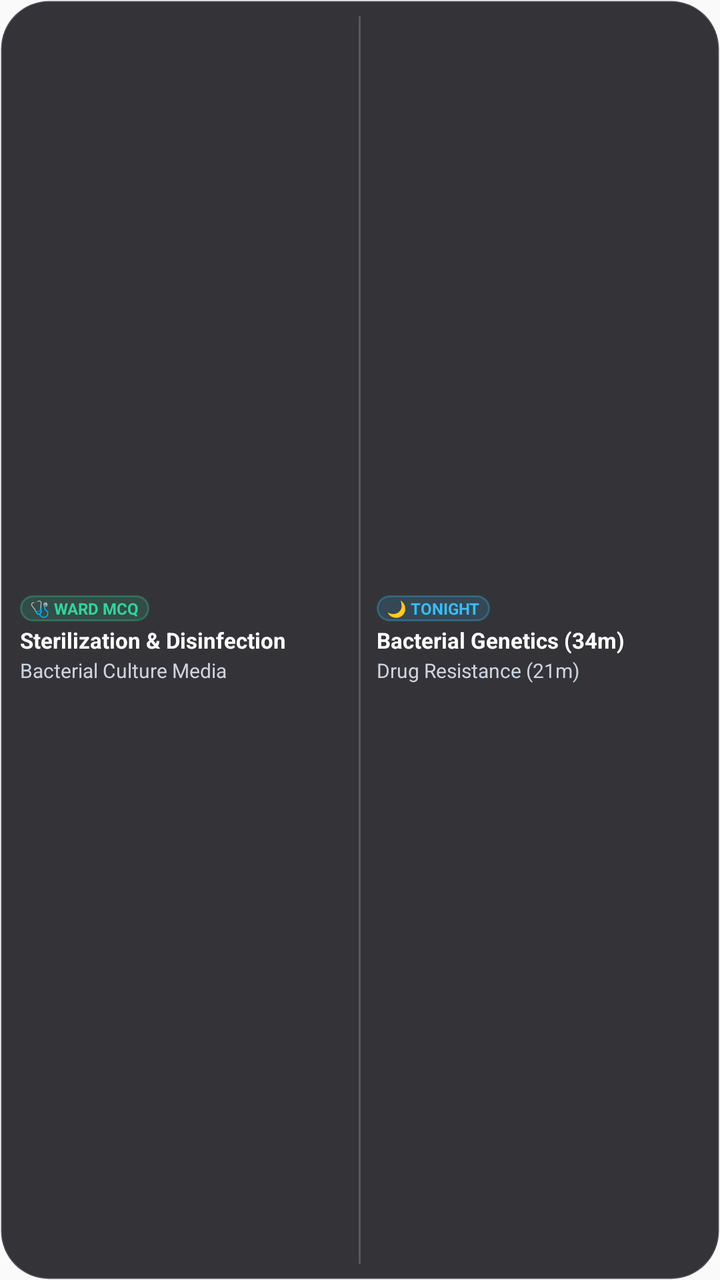
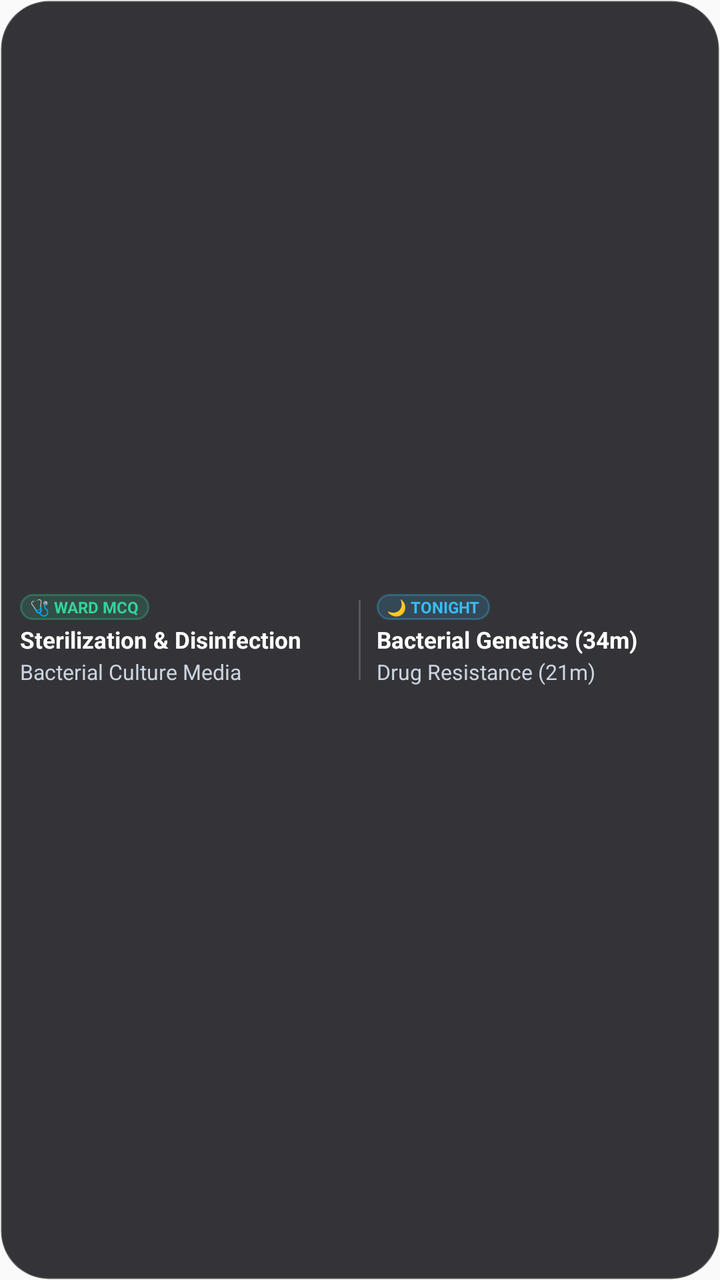

Screens rendered from an Android XML layout before and after an edit, with the pre-edit source and the edit as a unified diff.
<!-- AndroidManifest.xml: application theme AppTheme -->
<!-- res/layout/widget_4x1_layout.xml -->
<?xml version="1.0" encoding="utf-8"?>
<LinearLayout xmlns:android="http://schemas.android.com/apk/res/android"
    android:id="@+id/widget_container"
    android:layout_width="match_parent"
    android:layout_height="match_parent"
    android:background="@drawable/widget_bg"
    android:orientation="horizontal"
    android:gravity="center_vertical"
    android:baselineAligned="false"
    android:paddingLeft="10dp"
    android:paddingRight="10dp"
    android:paddingTop="4dp"
    android:paddingBottom="4dp"
    android:paddingStart="10dp"
    android:paddingEnd="10dp">

    
    <LinearLayout
        android:id="@+id/card_ward_mcqs"
        android:layout_width="0dp"
        android:layout_height="match_parent"
        android:layout_weight="1"
        android:layout_marginEnd="8dp"
        android:layout_marginRight="8dp"
        android:gravity="center_vertical"
        android:orientation="vertical">

        
        <TextView
            android:layout_width="wrap_content"
            android:layout_height="wrap_content"
            android:background="@drawable/widget_badge_emerald_bg"
            android:paddingLeft="5dp"
            android:paddingRight="5dp"
            android:paddingStart="5dp"
            android:paddingEnd="5dp"
            android:paddingTop="1dp"
            android:paddingBottom="1dp"
            android:text="🩺 WARD MCQ"
            android:textColor="#34D399"
            android:textSize="8sp"
            android:textStyle="bold" />

        
        <TextView
            android:id="@+id/widget_mcq_ch1"
            android:layout_width="match_parent"
            android:layout_height="wrap_content"
            android:layout_marginTop="2dp"
            android:ellipsize="end"
            android:maxLines="1"
            android:text="Sterilization &amp; Disinfection"
            android:textColor="#FFFFFF"
            android:textSize="11sp"
            android:textStyle="bold" />

        
        <TextView
            android:id="@+id/widget_mcq_ch2"
            android:layout_width="match_parent"
            android:layout_height="wrap_content"
            android:layout_marginTop="1dp"
            android:ellipsize="end"
            android:maxLines="1"
            android:text="Bacterial Culture Media"
            android:textColor="#CBD5E1"
            android:textSize="10sp" />
    </LinearLayout>

    
    <ImageView
        android:id="@+id/widget_center_divider"
        android:layout_width="1dp"
        android:layout_height="match_parent"
        android:layout_marginTop="4dp"
        android:layout_marginBottom="4dp"
        android:background="#2EFFFFFF"
        android:contentDescription="@null" />

    
    <LinearLayout
        android:id="@+id/card_tonight_videos"
        android:layout_width="0dp"
        android:layout_height="match_parent"
        android:layout_weight="1"
        android:layout_marginStart="8dp"
        android:layout_marginLeft="8dp"
        android:gravity="center_vertical"
        android:orientation="vertical">

        
        <TextView
            android:layout_width="wrap_content"
            android:layout_height="wrap_content"
            android:background="@drawable/widget_badge_bg"
            android:paddingLeft="5dp"
            android:paddingRight="5dp"
            android:paddingStart="5dp"
            android:paddingEnd="5dp"
            android:paddingTop="1dp"
            android:paddingBottom="1dp"
            android:text="🌙 TONIGHT"
            android:textColor="#38BDF8"
            android:textSize="8sp"
            android:textStyle="bold" />

        
        <TextView
            android:id="@+id/widget_video_ch1"
            android:layout_width="match_parent"
            android:layout_height="wrap_content"
            android:layout_marginTop="2dp"
            android:ellipsize="end"
            android:maxLines="1"
            android:text="Bacterial Genetics (34m)"
            android:textColor="#FFFFFF"
            android:textSize="11sp"
            android:textStyle="bold" />

        
        <TextView
            android:id="@+id/widget_video_ch2"
            android:layout_width="match_parent"
            android:layout_height="wrap_content"
            android:layout_marginTop="1dp"
            android:ellipsize="end"
            android:maxLines="1"
            android:text="Drug Resistance (21m)"
            android:textColor="#CBD5E1"
            android:textSize="10sp" />
    </LinearLayout>

</LinearLayout>
<!-- resources referenced by this layout -->
<resources>
  <!-- drawable widget_badge_bg (drawable) -->
  <?xml version="1.0" encoding="utf-8"?>
  <shape xmlns:android="http://schemas.android.com/apk/res/android"
      android:shape="rectangle">
      <solid android:color="#2638BDF8" />
      <corners android:radius="8dp" />
      <stroke android:width="1dp" android:color="#4D38BDF8" />
  </shape>
  <!-- drawable widget_badge_emerald_bg (drawable) -->
  <?xml version="1.0" encoding="utf-8"?>
  <shape xmlns:android="http://schemas.android.com/apk/res/android"
      android:shape="rectangle">
      <solid android:color="#2634D399" />
      <corners android:radius="8dp" />
      <stroke android:width="1dp" android:color="#4D34D399" />
  </shape>
  <!-- drawable widget_bg (drawable) -->
  <?xml version="1.0" encoding="utf-8"?>
  <shape xmlns:android="http://schemas.android.com/apk/res/android"
      android:shape="rectangle">
      <solid android:color="#D9121217" />
      <corners android:radius="24dp" />
      <stroke android:width="1dp" android:color="#2EFFFFFF" />
  </shape>
  <style name="AppTheme" parent="Theme.AppCompat.Light.DarkActionBar">
          
          <item name="colorPrimary">@color/colorPrimary</item>
          <item name="colorPrimaryDark">@color/colorPrimaryDark</item>
          <item name="colorAccent">@color/colorAccent</item>
      </style>
</resources>

<!-- the commit's change to res/layout/widget_4x1_layout.xml (unified diff, before → after) -->
@@ -1,133 +1,141 @@
 <?xml version="1.0" encoding="utf-8"?>
-<LinearLayout xmlns:android="http://schemas.android.com/apk/res/android"
+<FrameLayout xmlns:android="http://schemas.android.com/apk/res/android"
     android:id="@+id/widget_container"
     android:layout_width="match_parent"
-    android:layout_height="match_parent"
-    android:background="@drawable/widget_bg"
-    android:orientation="horizontal"
-    android:gravity="center_vertical"
-    android:baselineAligned="false"
-    android:paddingLeft="10dp"
-    android:paddingRight="10dp"
-    android:paddingTop="4dp"
-    android:paddingBottom="4dp"
-    android:paddingStart="10dp"
-    android:paddingEnd="10dp">
+    android:layout_height="match_parent">
+
+    
+    <View
+        android:id="@+id/widget_bg"
+        android:layout_width="match_parent"
+        android:layout_height="match_parent"
+        android:background="@drawable/widget_bg_frosted_24" />
 
     
     <LinearLayout
-        android:id="@+id/card_ward_mcqs"
-        android:layout_width="0dp"
-        android:layout_height="match_parent"
-        android:layout_weight="1"
-        android:layout_marginEnd="8dp"
-        android:layout_marginRight="8dp"
+        android:id="@+id/widget_row"
+        android:layout_width="match_parent"
+        android:layout_height="wrap_content"
+        android:layout_gravity="center_vertical"
+        android:orientation="horizontal"
         android:gravity="center_vertical"
-        android:orientation="vertical">
+        android:baselineAligned="false"
+        android:paddingLeft="10dp"
+        android:paddingRight="10dp"
+        android:paddingTop="4dp"
+        android:paddingBottom="4dp"
+        android:paddingStart="10dp"
+        android:paddingEnd="10dp">
 
         
-        <TextView
-            android:layout_width="wrap_content"
+        <LinearLayout
+            android:id="@+id/card_ward_mcqs"
+            android:layout_width="0dp"
             android:layout_height="wrap_content"
-            android:background="@drawable/widget_badge_emerald_bg"
-            android:paddingLeft="5dp"
-            android:paddingRight="5dp"
-            android:paddingStart="5dp"
-            android:paddingEnd="5dp"
-            android:paddingTop="1dp"
-            android:paddingBottom="1dp"
-            android:text="🩺 WARD MCQ"
-            android:textColor="#34D399"
-            android:textSize="8sp"
-            android:textStyle="bold" />
+            android:layout_weight="1"
+            android:layout_marginEnd="8dp"
+            android:layout_marginRight="8dp"
+            android:gravity="center_vertical"
+            android:orientation="vertical">
+
+            <TextView
+                android:id="@+id/widget_label_left"
+                android:layout_width="wrap_content"
+                android:layout_height="wrap_content"
+                android:background="@drawable/widget_badge_emerald_bg"
+                android:paddingLeft="5dp"
+                android:paddingRight="5dp"
+                android:paddingStart="5dp"
+                android:paddingEnd="5dp"
+                android:paddingTop="1dp"
+                android:paddingBottom="1dp"
+                android:text="🩺 WARD MCQ"
+                android:textColor="#34D399"
+                android:textSize="8sp"
+                android:textStyle="bold" />
+
+            <TextView
+                android:id="@+id/widget_mcq_ch1"
+                android:layout_width="match_parent"
+                android:layout_height="wrap_content"
+                android:layout_marginTop="2dp"
+                android:ellipsize="end"
+                android:maxLines="1"
+                android:text="Sterilization &amp; Disinfection"
+                android:textColor="#FFFFFF"
+                android:textSize="11.5sp"
+                android:textStyle="bold" />
+
+            <TextView
+                android:id="@+id/widget_mcq_ch2"
+                android:layout_width="match_parent"
+                android:layout_height="wrap_content"
+                android:layout_marginTop="1dp"
+                android:ellipsize="end"
+                android:maxLines="1"
+                android:text="Bacterial Culture Media"
+                android:textColor="#CBD5E1"
+                android:textSize="10.5sp" />
+        </LinearLayout>
 
         
-        <TextView
-            android:id="@+id/widget_mcq_ch1"
-            android:layout_width="match_parent"
-            android:layout_height="wrap_content"
-            android:layout_marginTop="2dp"
-            android:ellipsize="end"
-            android:maxLines="1"
-            android:text="Sterilization &amp; Disinfection"
-            android:textColor="#FFFFFF"
-            android:textSize="11sp"
-            android:textStyle="bold" />
+        <View
+            android:id="@+id/widget_center_divider"
+            android:layout_width="1dp"
+            android:layout_height="40dp"
+            android:background="#2EFFFFFF" />
 
         
-        <TextView
-            android:id="@+id/widget_mcq_ch2"
-            android:layout_width="match_parent"
+        <LinearLayout
+            android:id="@+id/card_tonight_videos"
+            android:layout_width="0dp"
             android:layout_height="wrap_content"
-            android:layout_marginTop="1dp"
-            android:ellipsize="end"
-            android:maxLines="1"
-            android:text="Bacterial Culture Media"
-            android:textColor="#CBD5E1"
-            android:textSize="10sp" />
+            android:layout_weight="1"
+            android:layout_marginStart="8dp"
+            android:layout_marginLeft="8dp"
+            android:gravity="center_vertical"
+            android:orientation="vertical">
+
+            <TextView
+                android:id="@+id/widget_label_right"
+                android:layout_width="wrap_content"
+                android:layout_height="wrap_content"
+                android:background="@drawable/widget_badge_bg"
+                android:paddingLeft="5dp"
+                android:paddingRight="5dp"
+                android:paddingStart="5dp"
+                android:paddingEnd="5dp"
+                android:paddingTop="1dp"
+                android:paddingBottom="1dp"
+                android:text="🌙 TONIGHT"
+                android:textColor="#38BDF8"
+                android:textSize="8sp"
+                android:textStyle="bold" />
+
+            <TextView
+                android:id="@+id/widget_video_ch1"
+                android:layout_width="match_parent"
+                android:layout_height="wrap_content"
+                android:layout_marginTop="2dp"
+                android:ellipsize="end"
+                android:maxLines="1"
+                android:text="Bacterial Genetics (34m)"
+                android:textColor="#FFFFFF"
+                android:textSize="11.5sp"
+                android:textStyle="bold" />
+
+            <TextView
+                android:id="@+id/widget_video_ch2"
+                android:layout_width="match_parent"
+                android:layout_height="wrap_content"
+                android:layout_marginTop="1dp"
+                android:ellipsize="end"
+                android:maxLines="1"
+                android:text="Drug Resistance (21m)"
+                android:textColor="#CBD5E1"
+                android:textSize="10.5sp" />
+        </LinearLayout>
+
     </LinearLayout>
 
-    
-    <ImageView
-        android:id="@+id/widget_center_divider"
-        android:layout_width="1dp"
-        android:layout_height="match_parent"
-        android:layout_marginTop="4dp"
-        android:layout_marginBottom="4dp"
-        android:background="#2EFFFFFF"
-        android:contentDescription="@null" />
-
-    
-    <LinearLayout
-        android:id="@+id/card_tonight_videos"
-        android:layout_width="0dp"
-        android:layout_height="match_parent"
-        android:layout_weight="1"
-        android:layout_marginStart="8dp"
-        android:layout_marginLeft="8dp"
-        android:gravity="center_vertical"
-        android:orientation="vertical">
-
-        
-        <TextView
-            android:layout_width="wrap_content"
-            android:layout_height="wrap_content"
-            android:background="@drawable/widget_badge_bg"
-            android:paddingLeft="5dp"
-            android:paddingRight="5dp"
-            android:paddingStart="5dp"
-            android:paddingEnd="5dp"
-            android:paddingTop="1dp"
-            android:paddingBottom="1dp"
-            android:text="🌙 TONIGHT"
-            android:textColor="#38BDF8"
-            android:textSize="8sp"
-            android:textStyle="bold" />
-
-        
-        <TextView
-            android:id="@+id/widget_video_ch1"
-            android:layout_width="match_parent"
-            android:layout_height="wrap_content"
-            android:layout_marginTop="2dp"
-            android:ellipsize="end"
-            android:maxLines="1"
-            android:text="Bacterial Genetics (34m)"
-            android:textColor="#FFFFFF"
-            android:textSize="11sp"
-            android:textStyle="bold" />
-
-        
-        <TextView
-            android:id="@+id/widget_video_ch2"
-            android:layout_width="match_parent"
-            android:layout_height="wrap_content"
-            android:layout_marginTop="1dp"
-            android:ellipsize="end"
-            android:maxLines="1"
-            android:text="Drug Resistance (21m)"
-            android:textColor="#CBD5E1"
-            android:textSize="10sp" />
-    </LinearLayout>
-
-</LinearLayout>
+</FrameLayout>
<!-- resource entries referenced after the edit -->
@@ -16,7 +16,7 @@
       <corners android:radius="8dp" />
       <stroke android:width="1dp" android:color="#4D34D399" />
   </shape>
-  <!-- drawable widget_bg (drawable) -->
+  <!-- drawable widget_bg_frosted_24 (drawable) -->
   <?xml version="1.0" encoding="utf-8"?>
   <shape xmlns:android="http://schemas.android.com/apk/res/android"
       android:shape="rectangle">
